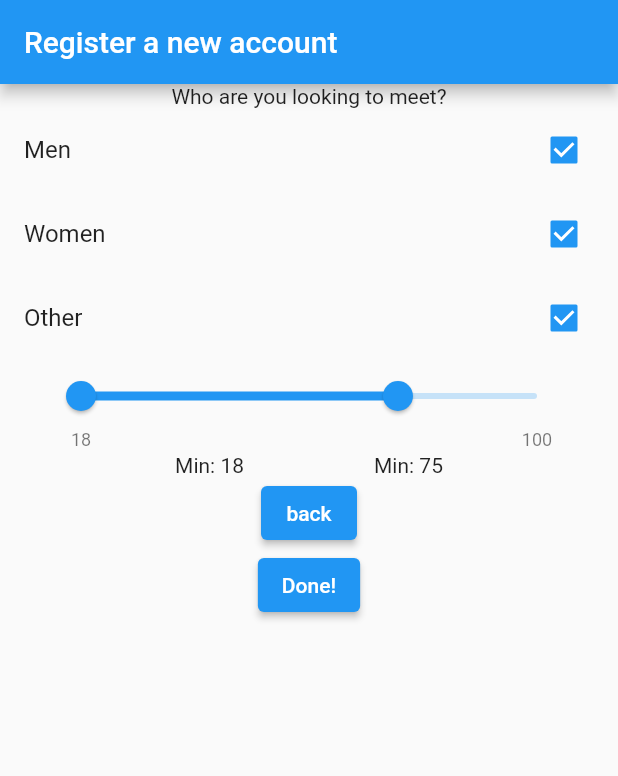
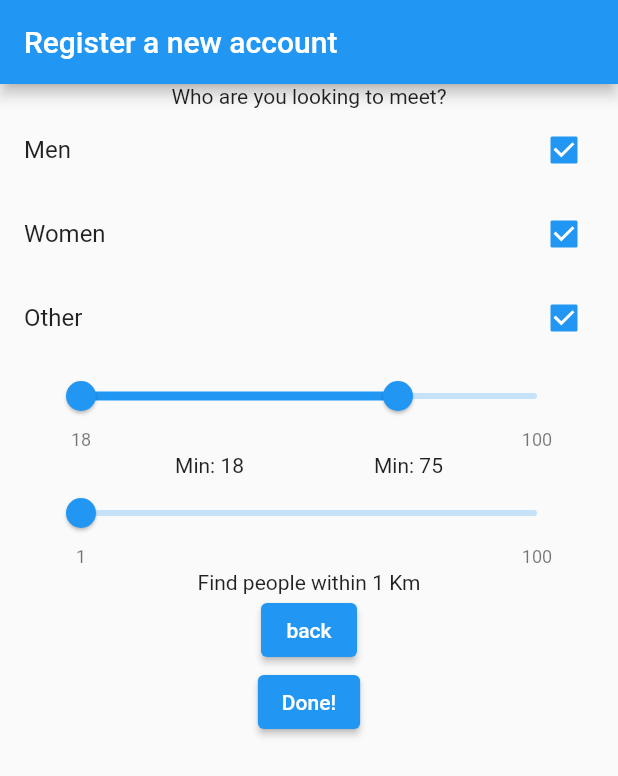
Before and after one commit to ChristianHesberg/Unify, a Flutter app: the RegisterScreen screen opened directly, swiped to page 3, on a phone screen of 412 x 824 dp. Shown: the top 776 px of the screen. Run offline on Flutter 3.47's test engine with Material 2 defaults, Android fonts, the phone set to English and light mode, and no system bars; drawn by our look-alikes of syncfusion_flutter_sliders; our stand-ins replace email_validator, firebase_auth, firebase_core, google_fonts, image_picker, settings_ui and 1 more; missing offline and left inert: cross_file_image; accounts and stored records are empty; network calls fail.

Commit message:
distanceSlider widget

```diff
--- a/lib/Screens/RegisterScreen.dart
+++ b/lib/Screens/RegisterScreen.dart
@@ -7,6 +7,7 @@ import 'package:intl/intl.dart';
 import 'package:syncfusion_flutter_datepicker/datepicker.dart';
 import 'package:syncfusion_flutter_sliders/sliders.dart';
 import 'package:unify/Widgets/DatePicker.dart';
+import 'package:unify/Widgets/DistanceSlider.dart';
 import 'package:unify/Widgets/GenderCheckBoxes.dart';
 import 'package:unify/Widgets/ImageScroll.dart';
 import 'package:unify/Widgets/genderDropDown.dart';
@@ -320,17 +321,31 @@ class _RegisterScreenState extends State<RegisterScreen> {
     genderMap = values;
   }
 
+  double distance = 1;
+
+  _handleDistanceSlider(double val) {
+    distance = val;
+  }
+
   _buildUserPreferences() {
     return Column(
       children: [
-        Text("Who are you looking to meet?"),
-         GenderCheckBoxes(
+        const Text("Who are you looking to meet?"),
+        GenderCheckBoxes(
           men: true,
           women: true,
           other: true,
           onClick: _handleGenderCheckBoxes,
         ),
-        _buildAgeSlider(),
+        Padding(
+          padding: const EdgeInsets.symmetric(horizontal: 30),
+          child: Column(
+            children: [
+              _buildAgeSlider(),
+              DistanceSlider(onSlide: _handleDistanceSlider),
+            ],
+          ),
+        ),
         ElevatedButton(
             onPressed: () {
               _previousPage();
@@ -344,11 +359,10 @@ class _RegisterScreenState extends State<RegisterScreen> {
             child: Text("Done!"))
         //Text("data")
       ],
-      //TODO ADD RANGE SLIDER 1- 100
     );
   }
 
-  var rangeValues = SfRangeValues(18, 75);
+  var rangeValues = const SfRangeValues(18, 75);
 
   _handleOnSlide(SfRangeValues values) {
     rangeValues = values;
@@ -356,11 +370,9 @@ class _RegisterScreenState extends State<RegisterScreen> {
   }
 
   _buildAgeSlider() {
-    return Padding(
-        padding: EdgeInsets.symmetric(horizontal: 30),
-        child: AgeSlider(
-          ageRangeValues: rangeValues,
-          onSlide: _handleOnSlide,
-        ));
+    return AgeSlider(
+      ageRangeValues: rangeValues,
+      onSlide: _handleOnSlide,
+    );
   }
 }
--- /dev/null
+++ b/lib/Widgets/DistanceSlider.dart
@@ -0,0 +1,46 @@
+import 'package:flutter/material.dart';
+import 'package:syncfusion_flutter_sliders/sliders.dart';
+
+class DistanceSlider extends StatefulWidget {
+  final Function(double value) onSlide;
+  double startingValue;
+
+  DistanceSlider({Key? key, required this.onSlide, this.startingValue = 1})
+      : super(key: key);
+
+  @override
+  State<DistanceSlider> createState() => _DistanceSliderState();
+}
+
+class _DistanceSliderState extends State<DistanceSlider> {
+  final double min = 1;
+  final double max = 100;
+  late double _value;
+
+  @override
+  void initState() {
+    _value = widget.startingValue;
+  }
+
+
+
+  @override
+  Widget build(BuildContext context) {
+    return Column(
+      children: [
+        SfSlider(
+            value: _value,
+            min: min,
+            max: max,
+            showLabels: true,
+            onChanged: (val) {
+              setState(() {
+                widget.onSlide(val);
+                _value = val;
+              });
+            }),
+        Text("Find people within ${_value.round()} Km")
+      ],
+    );
+  }
+}
```
